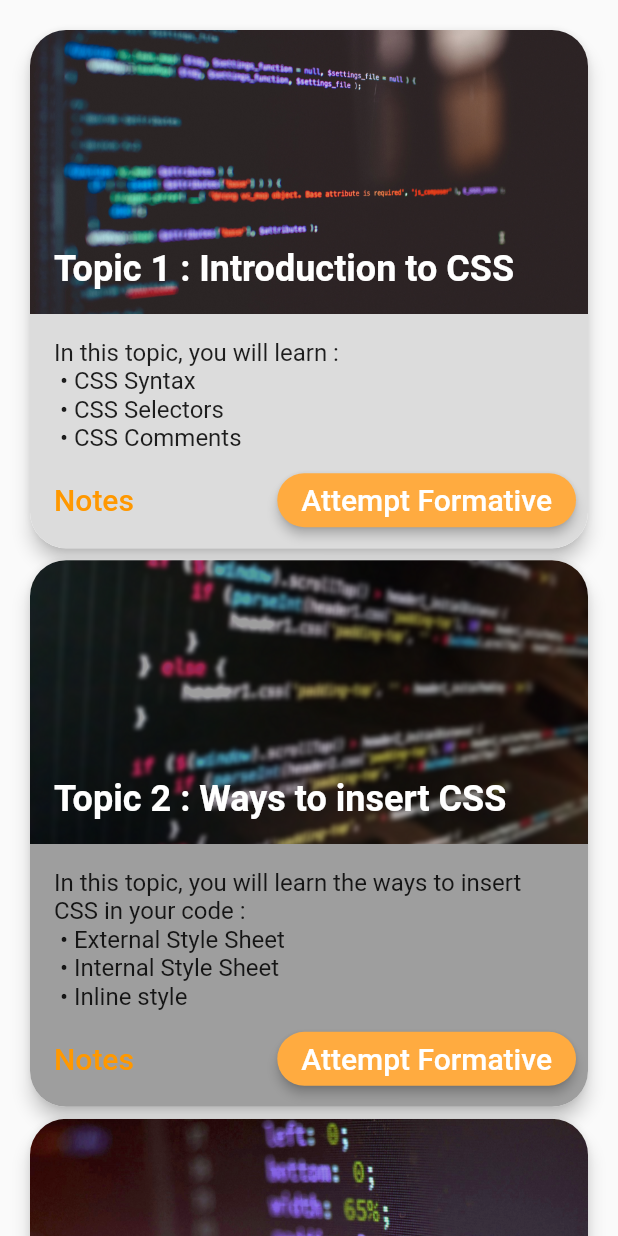
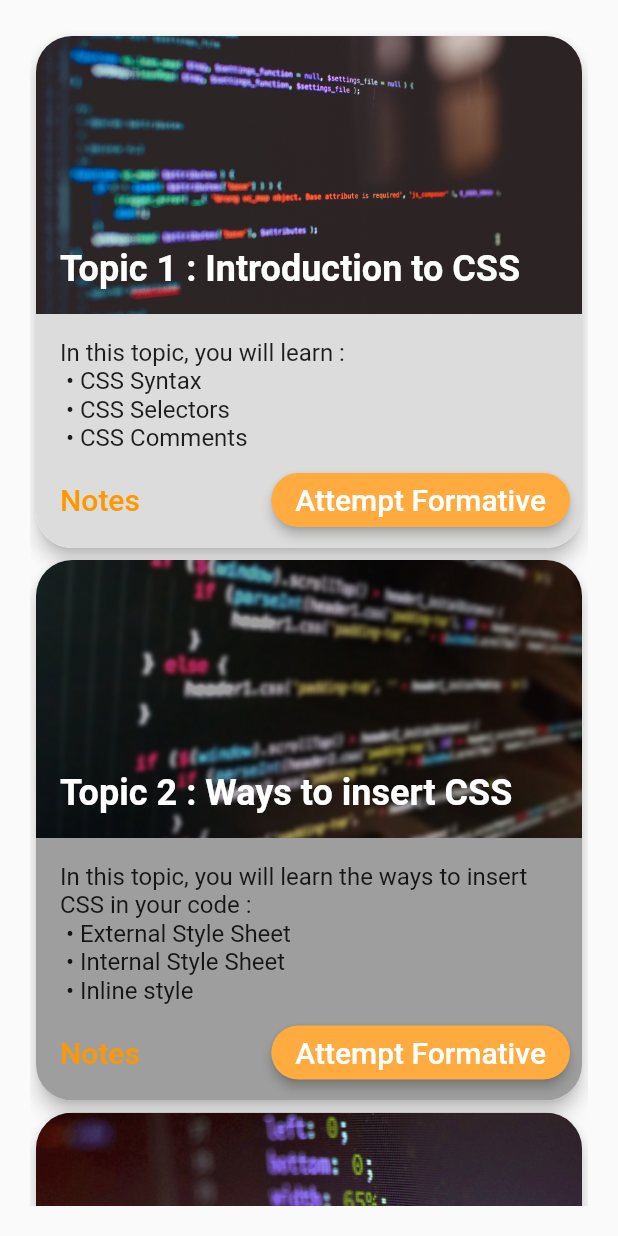
Before and after one commit to aisrha/cassco_app, a Flutter app: the NoteScreen screen opened directly, on a phone screen of 412 x 824 dp. Run offline on Flutter 3.47's test engine with Material 2 defaults, Android fonts, the phone set to English and light mode, and no system bars; our stand-ins replace cloud_firestore, firebase_auth, firebase_core, fluttertoast, google_fonts; accounts and stored records are empty.

Commit message:
Add padding to notes

```diff
--- a/lib/screens/note_screen.dart
+++ b/lib/screens/note_screen.dart
@@ -384,8 +384,10 @@ class _NoteScreenState extends State<NoteScreen> {
         ));
 
     return Scaffold(
-      body: ListView(
-        padding: const EdgeInsets.all(16),
+      body: Padding(
+        padding: const EdgeInsets.all(20.0),
+        child: ListView(
+          // padding: const EdgeInsets.all(16),
           children: [
             buildTopic1Card,
             const Spacer(),
@@ -396,6 +398,7 @@ class _NoteScreenState extends State<NoteScreen> {
             buildEndTopic,
           ],
         ),
+      ),
     );
   }
 }
```
Lines whose indentation alone changed are shown as unchanged.
